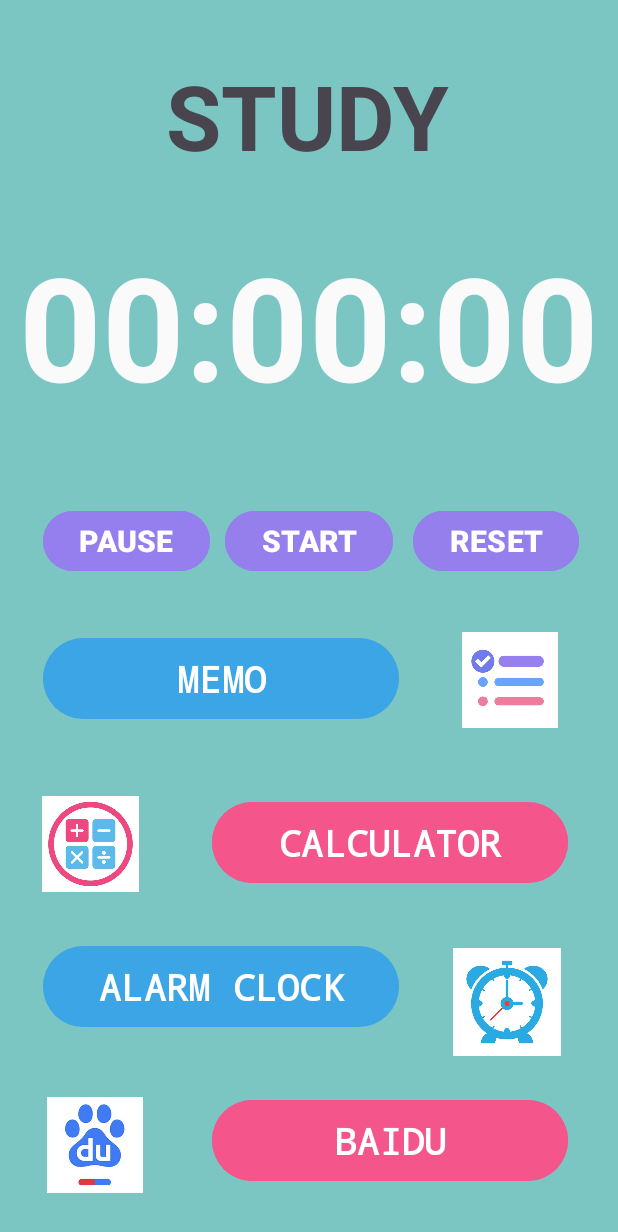
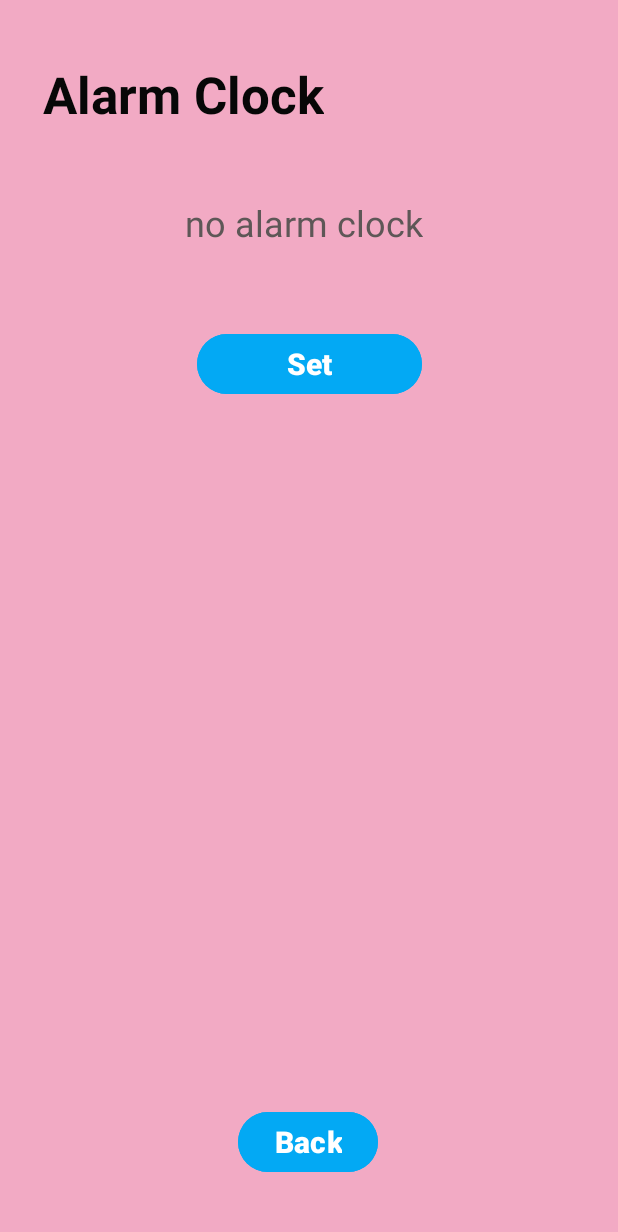
Before and after one commit to Ruiwpo/AuxiliaryLearningToolsApp, an Android app: the screen it shows after launch (MainActivity before the commit, AlarmClockActivity after it), on a phone screen of 412 x 824 dp. Shown: the top 1232 px of the screen. Run offline under Robolectric (Android 15) with nearby library versions, the phone set to English and light mode, and no system bars.

Commit message:
1.修改了主界面，新增实时时间的显示 2.修改了备忘录功能 3.完成闹钟界面的设计以及闹钟功能

```diff
--- /dev/null
+++ b/app/src/main/java/com/example/myfirstapp/AlarmClockActivity.java
@@ -0,0 +1,92 @@
+package com.example.myfirstapp;
+
+import androidx.appcompat.app.AppCompatActivity;
+
+import android.app.AlarmManager;
+import android.app.PendingIntent;
+import android.app.TimePickerDialog;
+import android.content.Intent;
+import android.os.Bundle;
+import android.util.Log;
+import android.view.View;
+import android.widget.Button;
+import android.widget.TextView;
+import android.widget.TimePicker;
+import android.widget.Toast;
+
+import java.util.Calendar;
+
+public class AlarmClockActivity extends AppCompatActivity implements View.OnClickListener{
+
+    private static final String TAG = "AlarmClockActivity";
+    private TextView alarm_clock_show;
+    private Button set_alarm_clock;
+    private Button cancel_alarm_clock;
+    private AlarmManager alarmManager;
+    private PendingIntent pi;
+
+    @Override
+    protected void onCreate(Bundle savedInstanceState) {
+        super.onCreate(savedInstanceState);
+        setContentView(R.layout.activity_alarm_clock);
+        initView();
+    }
+
+    private void initView() {
+        alarm_clock_show = findViewById(R.id.alarm_clock_show);
+        set_alarm_clock = findViewById(R.id.setClock);
+        cancel_alarm_clock = findViewById(R.id.cancelClock);
+        alarmManager = (AlarmManager) getSystemService(ALARM_SERVICE);
+
+        //未设置闹钟时，隐藏取消闹钟按钮
+        cancel_alarm_clock.setVisibility(View.GONE);
+
+        Intent intent = new Intent(AlarmClockActivity.this, TimeUpActivity.class);
+        pi = PendingIntent.getActivity(AlarmClockActivity.this, 0, intent, PendingIntent.FLAG_IMMUTABLE);
+
+        set_alarm_clock.setOnClickListener(this);
+        cancel_alarm_clock.setOnClickListener(this);
+    }
+
+    //设置/取消闹钟
+    @Override
+    public void onClick(View v) {
+        //设置闹钟
+        if(v.getId()==R.id.setClock) {
+            Calendar currentTime = Calendar.getInstance();
+            new TimePickerDialog(AlarmClockActivity.this, 0, (view, hourOfDay, minute) -> {
+                  //设置当前时间
+                  Calendar c = Calendar.getInstance();
+                  c.setTimeInMillis(System.currentTimeMillis());
+                  //用户设置闹钟
+                  c.set(Calendar.HOUR, hourOfDay);
+                  c.set(Calendar.MINUTE, minute);
+                  //AlarmManager在设置的时间启动闹钟
+                  alarmManager.set(AlarmManager.RTC_WAKEUP, c.getTimeInMillis(), pi);
+                  //设好闹钟后在页面中显示设定的闹钟时间
+                  alarm_clock_show.setText(String.valueOf(c.getTime()));
+
+            }, currentTime.get(Calendar.HOUR_OF_DAY), currentTime.get(Calendar.MINUTE), false).show();
+
+            //闹钟设好后设置取消闹钟按钮为可见
+            cancel_alarm_clock.setVisibility(View.VISIBLE);
+        }
+        //取消闹钟
+        else if (v.getId() == R.id.cancelClock) {
+            //取消AlarmManager在设定时间的响应
+            alarmManager.cancel(pi);
+            //隐藏取消闹钟按钮
+            cancel_alarm_clock.setVisibility(View.GONE);
+            //在界面显示没有闹钟
+            alarm_clock_show.setText("no alarm clock");
+        }
+    }
+
+    //返回主界面
+    public void back1(View btn) {
+        Intent retIntent = getIntent();
+        Log.i(TAG, "back1: back to main");
+        setResult(4, retIntent);
+        finish();
+    }
+}
--- /dev/null
+++ b/app/src/main/res/layout/activity_alarm_clock.xml
@@ -0,0 +1,83 @@
+<?xml version="1.0" encoding="utf-8"?>
+<androidx.constraintlayout.widget.ConstraintLayout xmlns:android="http://schemas.android.com/apk/res/android"
+    xmlns:app="http://schemas.android.com/apk/res-auto"
+    xmlns:tools="http://schemas.android.com/tools"
+    android:layout_width="match_parent"
+    android:layout_height="match_parent"
+    android:background="#B9EF8DAE"
+    tools:context=".AlarmClockActivity">
+
+    <Button
+        android:id="@+id/setClock"
+        android:layout_width="150dp"
+        android:layout_height="wrap_content"
+        android:backgroundTint="#03A9F4"
+        android:text="@string/set_clock"
+        android:textSize="20sp"
+        android:textStyle="bold"
+        app:layout_constraintBottom_toBottomOf="parent"
+        app:layout_constraintEnd_toEndOf="parent"
+        app:layout_constraintStart_toStartOf="parent"
+        app:layout_constraintTop_toTopOf="parent"
+        app:layout_constraintVertical_bias="0.282" />
+
+    <Button
+        android:id="@+id/cancelClock"
+        android:layout_width="150dp"
+        android:layout_height="wrap_content"
+        android:backgroundTint="#03A9F4"
+        android:text="@string/cancel_clock"
+        android:textSize="20sp"
+        android:textStyle="bold"
+        app:layout_constraintBottom_toBottomOf="parent"
+        app:layout_constraintEnd_toEndOf="parent"
+        app:layout_constraintHorizontal_bias="0.507"
+        app:layout_constraintStart_toStartOf="parent"
+        app:layout_constraintTop_toTopOf="parent"
+        app:layout_constraintVertical_bias="0.395" />
+
+    <TextView
+        android:id="@+id/alarm_clock_title"
+        android:layout_width="wrap_content"
+        android:layout_height="wrap_content"
+        android:text="@string/alarm_clock_title"
+        android:textColor="#070707"
+        android:textSize="34sp"
+        android:textStyle="bold"
+        app:layout_constraintBottom_toBottomOf="parent"
+        app:layout_constraintEnd_toEndOf="parent"
+        app:layout_constraintHorizontal_bias="0.129"
+        app:layout_constraintStart_toStartOf="parent"
+        app:layout_constraintTop_toTopOf="parent"
+        app:layout_constraintVertical_bias="0.051" />
+
+    <TextView
+        android:id="@+id/alarm_clock_show"
+        android:layout_width="wrap_content"
+        android:layout_height="wrap_content"
+        android:text="no alarm clock"
+        android:textColor="#5E5757"
+        android:textSize="24sp"
+        app:layout_constraintBottom_toBottomOf="parent"
+        app:layout_constraintEnd_toEndOf="parent"
+        app:layout_constraintHorizontal_bias="0.488"
+        app:layout_constraintStart_toStartOf="parent"
+        app:layout_constraintTop_toTopOf="parent"
+        app:layout_constraintVertical_bias="0.167" />
+
+    <Button
+        android:id="@+id/alarm_clock_back"
+        android:layout_width="wrap_content"
+        android:layout_height="wrap_content"
+        android:backgroundTint="#03A9F4"
+        android:onClick="back1"
+        android:text="@string/alarm_clock_back"
+        android:textSize="20sp"
+        android:textStyle="bold"
+        app:layout_constraintBottom_toBottomOf="parent"
+        app:layout_constraintEnd_toEndOf="parent"
+        app:layout_constraintHorizontal_bias="0.498"
+        app:layout_constraintStart_toStartOf="parent"
+        app:layout_constraintTop_toTopOf="parent"
+        app:layout_constraintVertical_bias="0.95" />
+</androidx.constraintlayout.widget.ConstraintLayout>
--- a/app/src/main/res/values/strings.xml
+++ b/app/src/main/res/values/strings.xml
@@ -9,6 +9,10 @@
     <string name="alarm_clock">ALARM CLOCK</string>
     <string name="baidu">BAIDU</string>
     <string name="memo_title">MEMO</string>
-    <string name="memo_save">save</string>
-    <string name="memo_back">back</string>
+    <string name="memo_save">Save</string>
+    <string name="memo_back">Back</string>
+    <string name="set_clock">Set</string>
+    <string name="cancel_clock">Cancel</string>
+    <string name="alarm_clock_title">Alarm Clock</string>
+    <string name="alarm_clock_back">Back</string>
 </resources>
```
Also changed, not shown: app/src/main/AndroidManifest.xml (+18 -0 lines), app/src/main/java/com/example/myfirstapp/MainActivity.java (+12 -3 lines), app/src/main/java/com/example/myfirstapp/MemoActivity.java (+5 -5 lines), app/src/main/java/com/example/myfirstapp/TimeUpActivity.java (added, +19 -0 lines), app/src/main/res/layout/activity_main.xml (+16 -2 lines), app/src/main/res/layout/activity_time_up.xml (added, +9 -0 lines).
